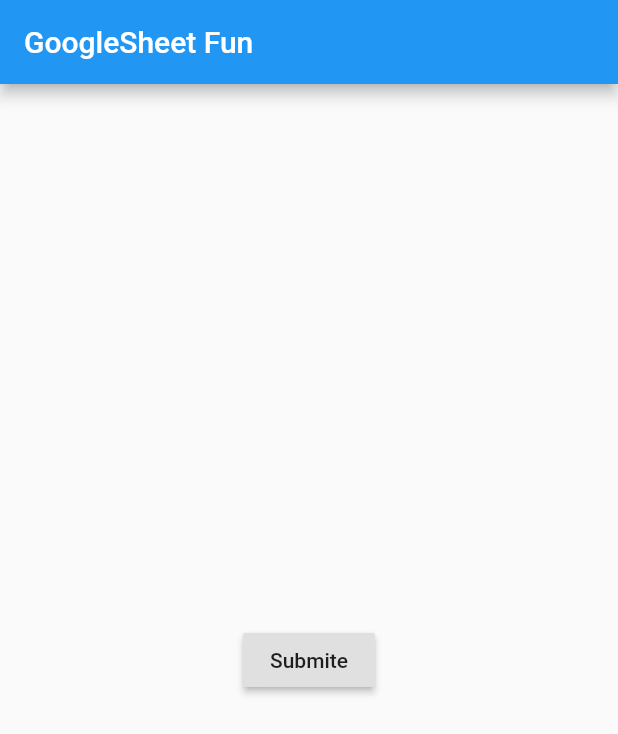
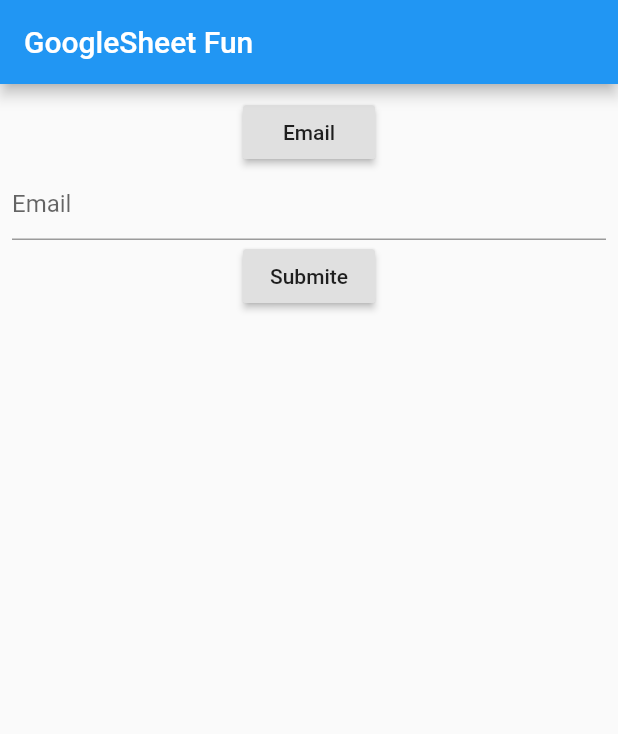
Before and after one commit to xaakib/fun_with_googlesheet, a Flutter app: the screen it shows after launch, on a phone screen of 412 x 824 dp. Shown: the top 734 px of the screen. Run offline on Flutter 3.47's test engine with Material 2 defaults, Android fonts, the phone set to English and light mode, and no system bars.

Commit message:
changed some

```diff
--- a/lib/home.dart
+++ b/lib/home.dart
@@ -1,15 +1,40 @@
+import 'dart:convert';
+
 import 'package:flutter/material.dart';
 import 'package:fun_with_googlesheet/http_service.dart';
+import 'package:fun_with_googlesheet/model.dart';
+import 'package:http/http.dart ' as http;
 
 class HomeScreen extends StatelessWidget {
   HttpService httpService = HttpService();
+
+  final TextEditingController emailControllers = TextEditingController();
+
+  emailFAn() {
+    return Data(name: emailControllers.text);
+  }
+
   @override
   Widget build(BuildContext context) {
     return Scaffold(
       appBar: AppBar(
         title: Text("GoogleSheet Fun"),
       ),
-      body: Center(
+      body: Padding(
+        padding: const EdgeInsets.all(8.0),
+        child: Column(
+          children: [
+            RaisedButton(
+              onPressed: () {
+                print("sende$emailControllers");
+              },
+              child: Text("Email"),
+            ),
+            TextFormField(
+              controller: emailControllers,
+              decoration: InputDecoration(hintText: "Email"),
+            ),
+            Center(
               child: RaisedButton(
                 onPressed: () {
                   httpService.sendData();
@@ -18,6 +43,9 @@
                 child: Text("Submite"),
               ),
             ),
+          ],
+        ),
+      ),
     );
   }
 }
--- a/lib/http_service.dart
+++ b/lib/http_service.dart
@@ -20,4 +20,22 @@
       }),
     );
   }
+
+  var urls =
+      'https://script.google.com/macros/s/AKfycbw4LX-Dtl_085HhXiftuXyK3QtmDentSGhCjkLJ3kl6xqUoGP4Jli4kGg/exec';
+
+  Future<http.Response> sendssData() {
+    return http.post(
+      urls,
+      headers: <String, String>{
+        'Content-Type': 'application/json; charset=UTF-8',
+      },
+      body: jsonEncode(<String, String>{
+        'name': name,
+        'email': 'nasimulhasan513@gmail.com',
+        'mobileno': '01646915232',
+        'feedback': 'dddd'
+      }),
+    );
+  }
 }
--- /dev/null
+++ b/lib/model.dart
@@ -0,0 +1,12 @@
+import 'package:flutter/cupertino.dart';
+
+class Data {
+  String name;
+  String email;
+  String feedback;
+  Data({
+    @required this.name,
+    @required this.email,
+    @required this.feedback,
+  });
+}
```
Lines whose indentation alone changed are shown as unchanged.
